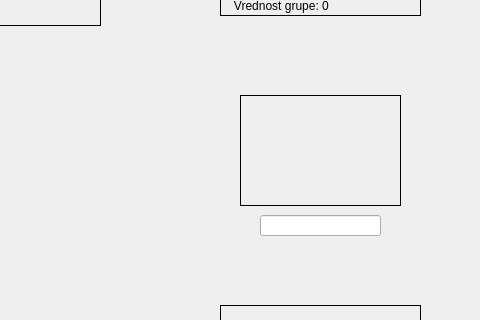
First picture: the form in game.ui, repository stefanivanic/RemiFINAL, before the edit; both pictures show x 520 to 1000 and y 134 to 454 of the 1000 by 600 pixel window.
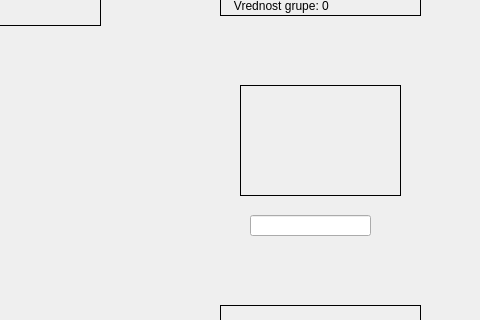
Second picture: the form after the edit. Icons and pictures are not drawn.

Patch:
```diff
--- a/game.ui
+++ b/game.ui
@@ -149,7 +149,7 @@
     <property name="geometry">
      <rect>
       <x>760</x>
-      <y>210</y>
+      <y>200</y>
       <width>161</width>
       <height>111</height>
      </rect>
@@ -171,7 +171,7 @@
    <widget class="QLineEdit" name="lineEdit">
     <property name="geometry">
      <rect>
-      <x>780</x>
+      <x>770</x>
       <y>330</y>
       <width>121</width>
       <height>21</height>
```
Left out of the diff: 2 changed lines with no effect on the pictures.
